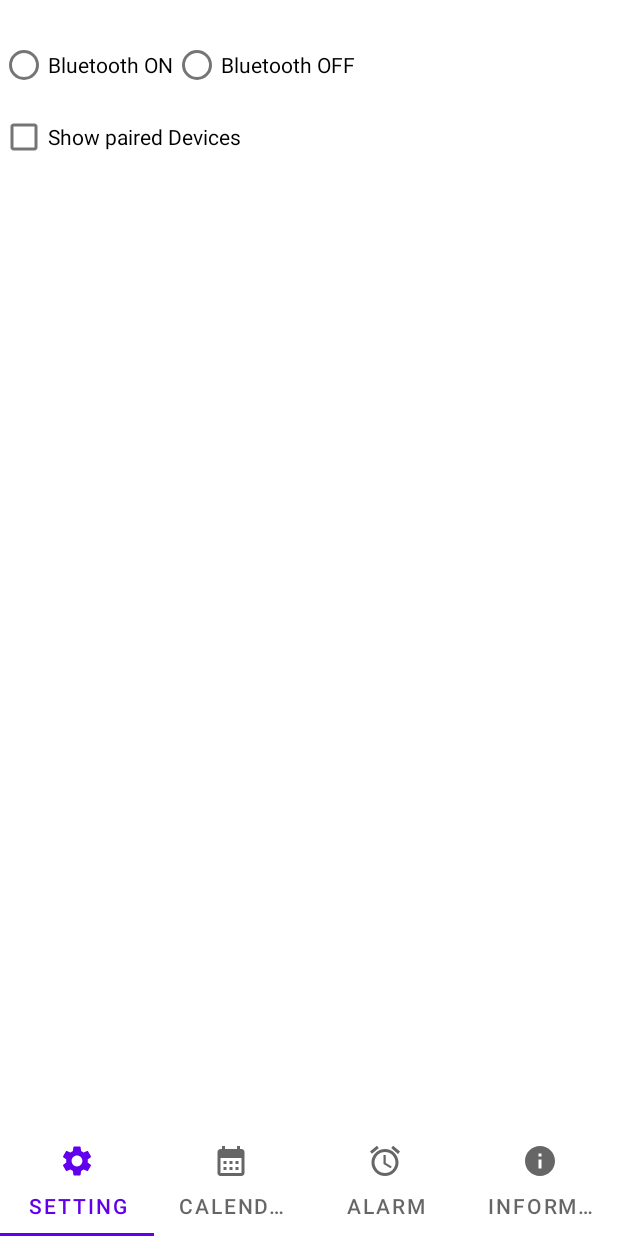
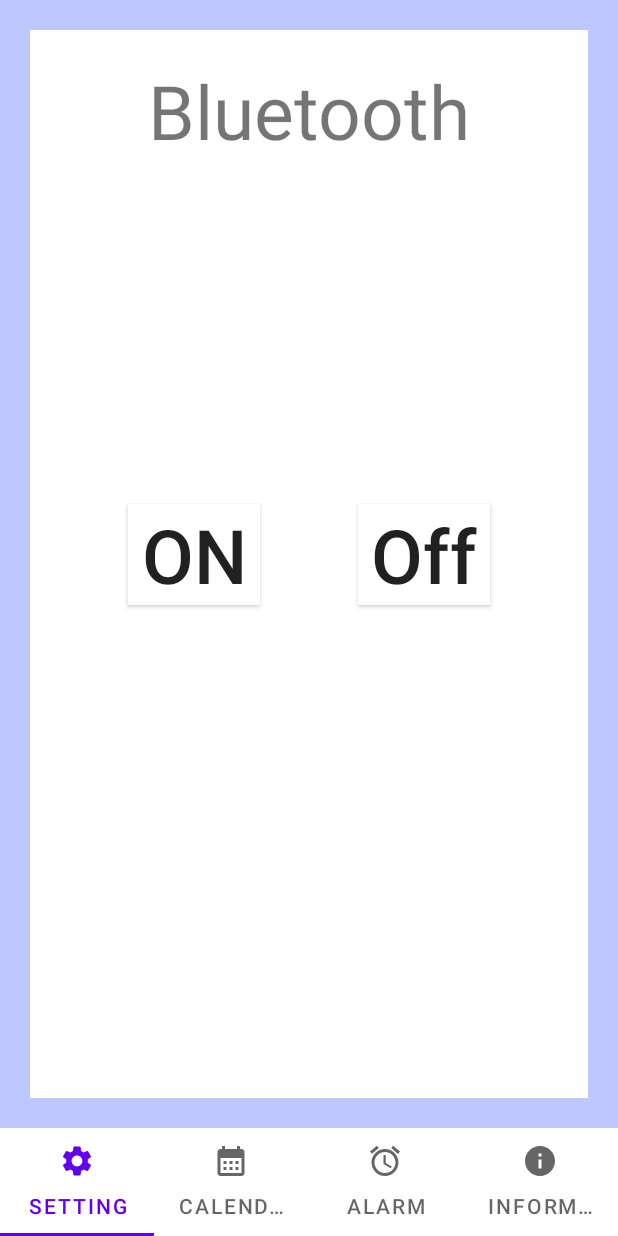
Before and after one commit to SW0929/Smart_Mask_Project, an Android app: the screen it shows after launch (MainActivity), on a phone screen of 412 x 824 dp. Run offline under Robolectric (Android 15) with nearby library versions, the phone set to English and light mode, and no system bars.

Commit message:
change_SettingFragment

```diff
--- a/app/src/main/java/com/bliss/csc/smart_mask_sw9909/fragment/AlarmFragment.kt
+++ b/app/src/main/java/com/bliss/csc/smart_mask_sw9909/fragment/AlarmFragment.kt
@@ -24,6 +24,12 @@ class AlarmFragment: Fragment(){
     private lateinit var databaseHelper: DatabaseHelper
     lateinit var binding: AlarmFragmentBinding
 
+    lateinit var settingFragment: SettingFragment
+
+    override fun onAttachFragment(childFragment: Fragment) {
+        super.onAttachFragment(childFragment)
+        settingFragment = childFragment as SettingFragment
+    }
 
     var alarmTimePicker: TimePicker? = null
     var pendingIntent: PendingIntent? = null
@@ -45,8 +51,15 @@ class AlarmFragment: Fragment(){
 
         var currentDate: String? = null
 
+        settingFragment = SettingFragment()
+
+
+
         //수면 시작 버튼을 누르면 stopWatch 처럼 시간 증가(총 수면 시간을 구할 수 있음)
         binding.sleepStartButton.setOnClickListener {
+            //아두이노 센서 및 수면 시작
+            settingFragment.bluetoothStart()
+
             currentDate = getCurrentDate()
             val currentTime_start = getCurrentTime()
             binding.chronometer.base = SystemClock.elapsedRealtime() + pauseTime
@@ -85,6 +98,8 @@ class AlarmFragment: Fragment(){
             //--> 센서 작동OFF Function
 
             binding.chronometer.stop()
+            //아두이노 센서 및 수면 종료
+            settingFragment.bluetoothEnd()
         }
 
 
--- a/app/src/main/java/com/bliss/csc/smart_mask_sw9909/fragment/SettingFragment.kt
+++ b/app/src/main/java/com/bliss/csc/smart_mask_sw9909/fragment/SettingFragment.kt
@@ -7,6 +7,7 @@ import android.annotation.SuppressLint
 import android.bluetooth.BluetoothAdapter
 import android.bluetooth.BluetoothDevice
 import android.bluetooth.BluetoothSocket
+import android.graphics.Color
 import android.os.Build
 import android.os.Bundle
 import android.os.Handler
@@ -28,7 +29,6 @@ class SettingFragment: Fragment() {
 
     lateinit var binding: SettingFragmentBinding
 
-    var a: String = "as"
     lateinit var device: BluetoothDevice
     var socket: BluetoothSocket? = null
     var outputStream: OutputStream? = null
@@ -51,6 +51,7 @@ class SettingFragment: Fragment() {
         binding = SettingFragmentBinding.inflate(inflater, container, false)
 
 
+        binding.bluetoothOnButton.setOnClickListener {
             if (Build.VERSION.SDK_INT >= Build.VERSION_CODES.S) {
                 requestPermissions(
                     arrayOf(
@@ -69,63 +70,58 @@ class SettingFragment: Fragment() {
                     1
                 )
             }
-        //bluetooth On/Off 동작
-        binding.radioGroup.setOnCheckedChangeListener { _, checkedId ->
-
-            when (checkedId) {
-                binding.onRadioButton.id -> {
-
-                    //TODO bluetooth 연결 코드 작성
-
-
-                    val bluetoothAdapter: BluetoothAdapter? = BluetoothAdapter.getDefaultAdapter()
-                    if (bluetoothAdapter != null) {
-                        device = bluetoothAdapter.getRemoteDevice(DEVICE_ADDRESS)
-                        ConnectThread().start()
-                        binding.inputText.text = a
-                    }
-
-                    Log.d("on", "on is selected")
-
-
-                }
-
-                binding.offRadioButton.id -> {
-                    //TODO bluetooth 해제 코드 작성
-                    onDestroyView()
-                    Log.d("off", "off is selected")
-                }
-            }
-        }
-
-        //연결 가능한 bluetooth device listView
-        binding.spdCheckBox.setOnClickListener {
-            if (binding.spdCheckBox.isChecked){
-                binding.devicesRecyclerView.visibility = View.VISIBLE
-            }else{
-                binding.devicesRecyclerView.visibility = View.INVISIBLE
-            }
-        }
-
-        //bluetooth 연결 가능한 기기 recyclerView 출력
-        val datas = mutableListOf<String>()
-        for(i in 1..20){
-            datas.add("Item $i")
+            binding.bluetoothOnButton.setBackgroundColor(Color.rgb(153,255,204))
+            binding.bluetoothOffButton.setBackgroundColor(Color.WHITE)
         }
 
 
-        val adapter = MyAdapter(datas)
-        val layoutManager = LinearLayoutManager(activity)
 
-        binding.devicesRecyclerView.layoutManager = layoutManager
-        binding.devicesRecyclerView.adapter = adapter
+
+        //연결 가능한 bluetooth device listView
+//        binding.spdCheckBox.setOnClickListener {
+//            if (binding.spdCheckBox.isChecked){
+//                binding.devicesRecyclerView.visibility = View.VISIBLE
+//            }else{
+//                binding.devicesRecyclerView.visibility = View.INVISIBLE
+//            }
+//        }
+
+//        //bluetooth 연결 가능한 기기 recyclerView 출력
+//        val datas = mutableListOf<String>()
+//        for(i in 1..20){
+//            datas.add("Item $i")
+//        }
+
+
+//        val adapter = MyAdapter(datas)
+//        val layoutManager = LinearLayoutManager(activity)
+//
+//        binding.devicesRecyclerView.layoutManager = layoutManager
+//        binding.devicesRecyclerView.adapter = adapter
 
 
         return binding.root
     }
 
+    //bluetoothStart
+    //TODO bluetooth 연결 코드 작성
+    fun bluetoothStart(){
+        val bluetoothAdapter: BluetoothAdapter? = BluetoothAdapter.getDefaultAdapter()
+        if (bluetoothAdapter != null) {
+            device = bluetoothAdapter.getRemoteDevice(DEVICE_ADDRESS)
+            ConnectThread().start()
+        }
+    }
 
-
+    fun bluetoothEnd(){
+        binding.bluetoothOffButton.setOnClickListener {
+            //TODO bluetooth 해제 코드 작성
+            onDestroyView()
+            binding.bluetoothOffButton.setBackgroundColor(Color.rgb(153,255,204))
+            binding.bluetoothOnButton.setBackgroundColor(Color.WHITE)
+            Log.d("off", "off is selected")
+        }
+    }
 
 
     //bluetooth Thread
@@ -150,7 +146,7 @@ class SettingFragment: Fragment() {
                 val bytes = inputStream?.read(buffer)
                 val receivedData = bytes?.let { String(buffer, 0, it) }
                 if (receivedData != null) {
-                    a = receivedData
+                    //데이터 받아오는 코드드
                 }
                Log.d(TAG, "Received data: $receivedData")
 
@@ -171,4 +167,5 @@ class SettingFragment: Fragment() {
             Log.e(TAG, "Failed to close the Bluetooth socket.", e)
         }
     }
+
 }
--- a/app/src/main/res/layout/setting_fragment.xml
+++ b/app/src/main/res/layout/setting_fragment.xml
@@ -1,52 +1,63 @@
 <?xml version="1.0" encoding="utf-8"?>
-<LinearLayout xmlns:android="http://schemas.android.com/apk/res/android"
+<androidx.constraintlayout.widget.ConstraintLayout xmlns:android="http://schemas.android.com/apk/res/android"
     xmlns:app="http://schemas.android.com/apk/res-auto"
     android:layout_width="match_parent"
     android:layout_height="match_parent"
+    android:background="#BEC8FF"
     android:orientation="vertical">
 
-    <LinearLayout
+    <androidx.constraintlayout.widget.ConstraintLayout
         android:layout_width="match_parent"
-        android:layout_height="wrap_content"
-        android:orientation="vertical">
+        android:layout_height="match_parent"
+        android:layout_margin="20dp"
+        android:background="@color/white"
+        android:gravity="center"
+        android:orientation="vertical"
+        app:layout_constraintBottom_toBottomOf="parent"
+        app:layout_constraintLeft_toLeftOf="parent"
+        app:layout_constraintRight_toRightOf="parent"
+        app:layout_constraintTop_toTopOf="parent">
+
         <TextView
-            android:id="@+id/inputText"
-            android:layout_width="match_parent"
-            android:layout_height="wrap_content"/>
-
-        <RadioGroup
-            android:id="@+id/radioGroup"
+            android:id="@+id/titleTextView"
             android:layout_width="wrap_content"
             android:layout_height="wrap_content"
-            android:orientation="horizontal">
+            android:layout_marginTop="20dp"
+            android:text="Bluetooth"
+            android:textAllCaps="false"
+            android:textSize="50sp"
+            app:layout_constraintLeft_toLeftOf="parent"
+            app:layout_constraintRight_toRightOf="parent"
+            app:layout_constraintTop_toTopOf="parent" />
 
-            <RadioButton
-                android:id="@+id/onRadioButton"
-                android:layout_width="wrap_content"
-                android:layout_height="wrap_content"
-                android:text="Bluetooth ON" />
+        <androidx.appcompat.widget.AppCompatButton
+            android:id="@+id/bluetoothOnButton"
+            android:layout_width="wrap_content"
+            android:layout_height="wrap_content"
+            android:layout_marginBottom="100dp"
+            android:background="@color/white"
+            android:text="ON"
+            android:textAllCaps="false"
+            android:textSize="50dp"
+            app:layout_constraintBottom_toBottomOf="parent"
+            app:layout_constraintLeft_toLeftOf="parent"
+            app:layout_constraintRight_toLeftOf="@id/bluetoothOffButton"
+            app:layout_constraintTop_toBottomOf="@id/titleTextView" />
 
-            <RadioButton
-                android:id="@+id/offRadioButton"
-                android:layout_width="wrap_content"
-                android:layout_height="wrap_content"
-                android:text="Bluetooth OFF" />
-
-        </RadioGroup>
-
-        <CheckBox
-            android:id="@+id/spdCheckBox"
-            android:layout_width="match_parent"
+        <androidx.appcompat.widget.AppCompatButton
+            android:id="@+id/bluetoothOffButton"
+            android:layout_width="wrap_content"
             android:layout_height="wrap_content"
-            android:text="Show paired Devices" />
-    </LinearLayout>
+            android:layout_marginBottom="100dp"
+            android:background="@color/white"
+            android:text="Off"
+            android:textAllCaps="false"
+            android:textSize="50dp"
+            app:layout_constraintBottom_toBottomOf="parent"
+            app:layout_constraintLeft_toRightOf="@id/bluetoothOnButton"
+            app:layout_constraintRight_toRightOf="parent"
+            app:layout_constraintTop_toBottomOf="@id/titleTextView" />
+    </androidx.constraintlayout.widget.ConstraintLayout>
 
 
-    <androidx.recyclerview.widget.RecyclerView
-        android:id="@+id/devicesRecyclerView"
-        android:layout_width="match_parent"
-        android:layout_height="wrap_content"
-        android:layout_weight="9"
-        android:visibility="invisible" />
-
-</LinearLayout>
+</androidx.constraintlayout.widget.ConstraintLayout>
```
Lines whose indentation alone changed are shown as unchanged.
